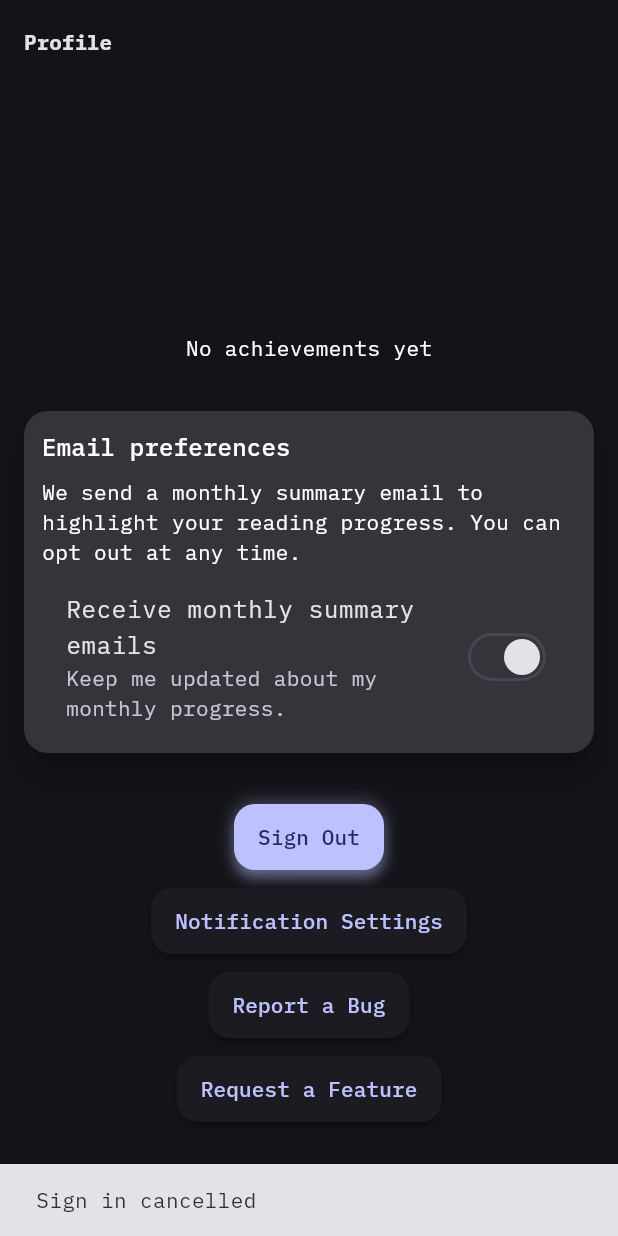
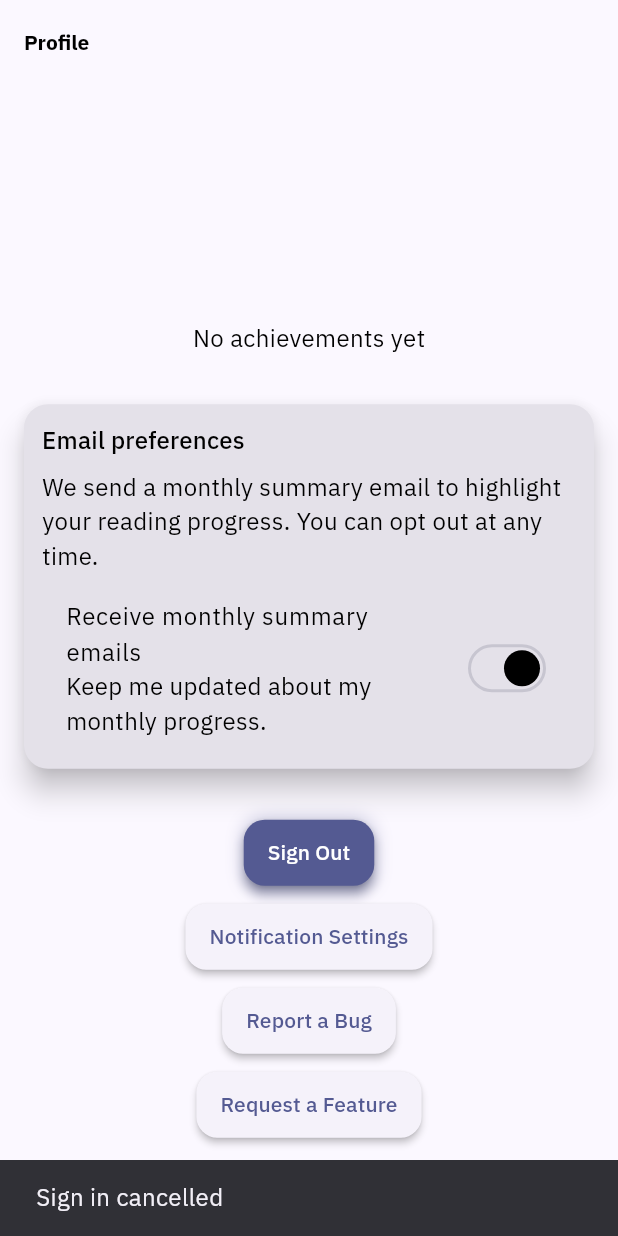
Before and after one commit to Shir0o/bible-read, a Flutter app: the screen it shows after launch, after a tap on "Sign in with Google", on a phone screen of 412 x 824 dp. Run offline on Flutter 3.47's test engine with Material 3 defaults, Android fonts, the light colour scheme and no system bars; drawn by our look-alikes of dynamic_color; our stand-ins replace cached_network_image, cloud_firestore, cloud_functions, custom_refresh_indicator, firebase_auth, firebase_core and 10 more; missing offline and left inert: firebase_app_check; accounts and stored records are empty; Roboto replaces fonts that are missing (IBMPlexSans).

Commit message:
feat: Switch to Light Mode, IBM Plex Sans, black text, and larger fonts

```diff
--- a/lib/main.dart
+++ b/lib/main.dart
@@ -168,16 +168,16 @@ class MyApp extends StatelessWidget {
     return DynamicColorBuilder(
       builder: (lightDynamic, darkDynamic) {
         final ColorScheme colorScheme;
-        final harmonizedDark = darkDynamic?.harmonized();
-        if (harmonizedDark != null) {
-          colorScheme = harmonizedDark;
-        } else if (lightDynamic != null) {
+        final harmonizedLight = lightDynamic?.harmonized();
+        if (harmonizedLight != null) {
+          colorScheme = harmonizedLight;
+        } else if (darkDynamic != null) {
           colorScheme = ColorScheme.fromSeed(
-            seedColor: lightDynamic.harmonized().primary,
-            brightness: Brightness.dark,
+            seedColor: darkDynamic.harmonized().primary,
+            brightness: Brightness.light,
           );
         } else {
-          colorScheme = AppTheme.seededColorScheme(Brightness.dark);
+          colorScheme = AppTheme.seededColorScheme(Brightness.light);
         }
 
         return MaterialApp(
--- a/lib/theme/app_theme.dart
+++ b/lib/theme/app_theme.dart
@@ -1,5 +1,6 @@
 // Defines the global color scheme, fonts, spacing, and button styles.
 import 'package:flutter/material.dart';
+import 'package:google_fonts/google_fonts.dart';
 
 /// Provides the application's theme configuration.
 ///
@@ -11,10 +12,8 @@ class AppTheme {
   static const String fontFamily = 'IBMPlexSans';
   static const List<String> _fontFamilyFallback = ['IBMPlexMono', 'sans-serif'];
 
-  static TextTheme _applyIBMFont(TextTheme base) => base.apply(
-        fontFamily: fontFamily,
-        fontFamilyFallback: _fontFamilyFallback,
-      );
+  static TextTheme _applyIBMFont(TextTheme base) =>
+      GoogleFonts.ibmPlexSansTextTheme(base);
 
   static Typography _buildTypography() {
     final materialTypography = Typography.material2021();
@@ -140,29 +139,42 @@ class AppTheme {
   /// Adjust [colorScheme], [textTheme], or button themes to change the overall
   /// look and feel.
   static ThemeData appTheme(ColorScheme colorScheme) {
-    final themedText = colorScheme.brightness == Brightness.light
-        ? textTheme
-        : primaryTextTheme;
+    // Override colors to ensure text is strictly black
+    final blackColorScheme = colorScheme.copyWith(
+      onSurface: Colors.black,
+      onSurfaceVariant: Colors.black,
+    );
+
+    final themedText = (blackColorScheme.brightness == Brightness.light
+            ? textTheme
+            : primaryTextTheme)
+        .copyWith(
+          bodyMedium: GoogleFonts.ibmPlexSans(fontSize: 16),
+        )
+        .apply(
+          bodyColor: Colors.black,
+          displayColor: Colors.black,
+        );
 
     return ThemeData(
-      brightness: colorScheme.brightness,
-      colorScheme: colorScheme,
+      brightness: blackColorScheme.brightness,
+      colorScheme: blackColorScheme,
       useMaterial3: true,
       fontFamily: fontFamily,
       textTheme: themedText,
       primaryTextTheme: primaryTextTheme,
       typography: typography,
-      scaffoldBackgroundColor: colorScheme.surface,
+      scaffoldBackgroundColor: blackColorScheme.surface,
       appBarTheme: AppBarTheme(
-        backgroundColor: colorScheme.surface,
+        backgroundColor: blackColorScheme.surface,
         titleTextStyle:
-            themedText.titleLarge?.copyWith(color: colorScheme.onSurface),
+            themedText.titleLarge?.copyWith(color: blackColorScheme.onSurface),
         elevation: 0,
         centerTitle: false,
       ),
       iconButtonTheme: IconButtonThemeData(
         style: ButtonStyle(
-          overlayColor: stateLayer(colorScheme.surfaceTint),
+          overlayColor: stateLayer(blackColorScheme.surfaceTint),
         ),
       ),
       listTileTheme: ListTileThemeData(
@@ -180,17 +192,17 @@ class AppTheme {
           borderRadius: BorderRadius.circular(16),
         ),
         elevation: 8,
-        color: colorScheme.surfaceContainerHighest,
+        color: blackColorScheme.surfaceContainerHighest,
       ),
       inputDecorationTheme: const InputDecorationTheme(
         border: OutlineInputBorder(),
       ),
       chipTheme: ChipThemeData(
         shape: RoundedRectangleBorder(borderRadius: BorderRadius.circular(20)),
-        side: BorderSide(color: colorScheme.outlineVariant),
-        selectedColor: colorScheme.surfaceContainerHighest,
-        backgroundColor: colorScheme.surfaceContainerLow,
-        surfaceTintColor: colorScheme.surfaceTint,
+        side: BorderSide(color: blackColorScheme.outlineVariant),
+        selectedColor: blackColorScheme.surfaceContainerHighest,
+        backgroundColor: blackColorScheme.surfaceContainerLow,
+        surfaceTintColor: blackColorScheme.surfaceTint,
         labelStyle: themedText.bodyMedium!,
         secondaryLabelStyle: themedText.bodyMedium!,
         showCheckmark: true,
@@ -198,56 +210,56 @@ class AppTheme {
       switchTheme: SwitchThemeData(
         thumbColor: WidgetStateProperty.resolveWith<Color?>((states) {
           if (states.contains(WidgetState.selected)) {
-            return colorScheme.onSurface;
+            return blackColorScheme.onSurface;
           }
-          return colorScheme.onSurfaceVariant;
+          return blackColorScheme.onSurfaceVariant;
         }),
         trackColor: WidgetStateProperty.resolveWith<Color?>((states) {
           if (states.contains(WidgetState.selected)) {
-            return colorScheme.surfaceContainerHighest;
+            return blackColorScheme.surfaceContainerHighest;
           }
-          return colorScheme.surfaceContainerHigh;
+          return blackColorScheme.surfaceContainerHigh;
         }),
         trackOutlineColor:
-            WidgetStatePropertyAll<Color>(colorScheme.outlineVariant),
+            WidgetStatePropertyAll<Color>(blackColorScheme.outlineVariant),
       ),
       elevatedButtonTheme:
-          ElevatedButtonThemeData(style: _elevatedButtonStyle(colorScheme)),
+          ElevatedButtonThemeData(style: _elevatedButtonStyle(blackColorScheme)),
       filledButtonTheme:
-          FilledButtonThemeData(style: _filledButtonStyle(colorScheme)),
+          FilledButtonThemeData(style: _filledButtonStyle(blackColorScheme)),
       outlinedButtonTheme:
-          OutlinedButtonThemeData(style: _outlinedButtonStyle(colorScheme)),
+          OutlinedButtonThemeData(style: _outlinedButtonStyle(blackColorScheme)),
       textButtonTheme:
-          TextButtonThemeData(style: _baseButtonStyle(colorScheme)),
+          TextButtonThemeData(style: _baseButtonStyle(blackColorScheme)),
       navigationBarTheme: NavigationBarThemeData(
-        indicatorColor: colorScheme.surfaceContainerHigh,
-        backgroundColor: colorScheme.surfaceContainerLow,
-        surfaceTintColor: colorScheme.surfaceTint,
+        indicatorColor: blackColorScheme.surfaceContainerHigh,
+        backgroundColor: blackColorScheme.surfaceContainerLow,
+        surfaceTintColor: blackColorScheme.surfaceTint,
         elevation: 1,
         height: 60,
         labelBehavior: NavigationDestinationLabelBehavior.onlyShowSelected,
         labelTextStyle: WidgetStateProperty.all(
-          textTheme.labelLarge?.copyWith(color: colorScheme.onSurfaceVariant),
+          textTheme.labelLarge?.copyWith(color: blackColorScheme.onSurfaceVariant),
         ),
       ),
       floatingActionButtonTheme: FloatingActionButtonThemeData(
-        backgroundColor: colorScheme.secondaryContainer,
-        foregroundColor: colorScheme.onSecondaryContainer,
-        splashColor: stateLayer(colorScheme.surfaceTint)
+        backgroundColor: blackColorScheme.secondaryContainer,
+        foregroundColor: blackColorScheme.onSecondaryContainer,
+        splashColor: stateLayer(blackColorScheme.surfaceTint)
             .resolve({WidgetState.pressed}),
         hoverColor:
-            stateLayer(colorScheme.surfaceTint).resolve({WidgetState.hovered}),
+            stateLayer(blackColorScheme.surfaceTint).resolve({WidgetState.hovered}),
         focusColor:
-            stateLayer(colorScheme.surfaceTint).resolve({WidgetState.focused}),
+            stateLayer(blackColorScheme.surfaceTint).resolve({WidgetState.focused}),
       ),
-      hoverColor: stateLayer(colorScheme.surfaceTint)
+      hoverColor: stateLayer(blackColorScheme.surfaceTint)
           .resolve({WidgetState.hovered, WidgetState.focused}),
       focusColor:
-          stateLayer(colorScheme.surfaceTint).resolve({WidgetState.focused}),
+          stateLayer(blackColorScheme.surfaceTint).resolve({WidgetState.focused}),
       highlightColor:
-          stateLayer(colorScheme.surfaceTint).resolve({WidgetState.pressed}),
+          stateLayer(blackColorScheme.surfaceTint).resolve({WidgetState.pressed}),
       splashColor:
-          stateLayer(colorScheme.surfaceTint).resolve({WidgetState.pressed}),
+          stateLayer(blackColorScheme.surfaceTint).resolve({WidgetState.pressed}),
       splashFactory: InkSparkle.splashFactory,
     );
   }
--- a/lib/widgets/common_styles.dart
+++ b/lib/widgets/common_styles.dart
@@ -122,14 +122,14 @@ class CommonStyles {
 /// Use [subtitle] for section headings and [body] for regular content text.
 class AppTextStyles {
   static const TextStyle subtitle = TextStyle(
-    fontSize: 18,
+    fontSize: 20,
     fontWeight: FontWeight.w600,
     fontFamily: AppTheme.fontFamily,
     fontFamilyFallback: ['IBMPlexMono', 'sans-serif'],
   );
 
   static const TextStyle body = TextStyle(
-    fontSize: 14,
+    fontSize: 16,
     fontFamily: AppTheme.fontFamily,
     fontFamilyFallback: ['IBMPlexMono', 'sans-serif'],
   );
--- a/pubspec.yaml
+++ b/pubspec.yaml
@@ -54,6 +54,7 @@ dependencies:
   firebase_app_check: ^0.3.2+9
   custom_refresh_indicator: ^4.0.1
   dynamic_color: ^1.7.0
+  google_fonts: ^6.3.3
 
 dev_dependencies:
   flutter_test:
```
Also changed, not shown: pubspec.lock.
